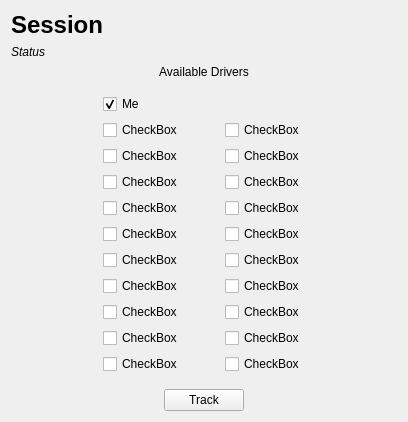
Alex-Rose/PXG_Telemetry_fork, file TrackingWidget.ui: the form before one commit.
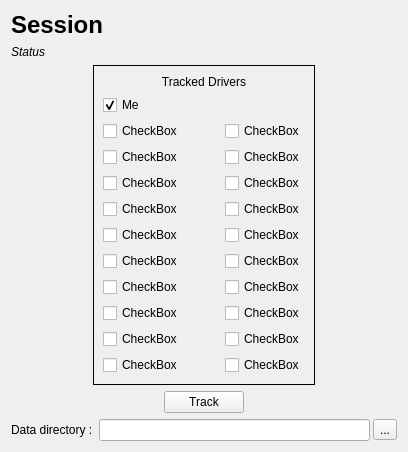
The form after the commit.

Commit message: Data directory management

The edit to the form file:
```diff
--- a/TrackingWidget.ui
+++ b/TrackingWidget.ui
@@ -14,61 +14,88 @@
    <string>Form</string>
   </property>
   <layout class="QGridLayout" name="gridLayout">
-   <item row="3" column="1">
-    <widget class="QWidget" name="widget" native="true">
+   <item row="8" column="0" colspan="3">
+    <layout class="QHBoxLayout" name="horizontalLayout_2">
+     <property name="spacing">
+      <number>3</number>
+     </property>
+     <item>
+      <widget class="QLabel" name="label">
+       <property name="text">
+        <string>Data directory : </string>
+       </property>
+      </widget>
+     </item>
+     <item>
+      <widget class="QLineEdit" name="leDataDir">
+       <property name="readOnly">
+        <bool>true</bool>
+       </property>
+      </widget>
+     </item>
+     <item>
+      <widget class="QToolButton" name="btnBrowse">
+       <property name="text">
+        <string>...</string>
+       </property>
+      </widget>
+     </item>
+    </layout>
+   </item>
+   <item row="5" column="1">
+    <widget class="QFrame" name="driverWidget">
      <property name="sizePolicy">
       <sizepolicy hsizetype="Preferred" vsizetype="Expanding">
        <horstretch>0</horstretch>
        <verstretch>0</verstretch>
       </sizepolicy>
      </property>
+     <property name="frameShape">
+      <enum>QFrame::Panel</enum>
+     </property>
+     <property name="frameShadow">
+      <enum>QFrame::Plain</enum>
+     </property>
      <layout class="QGridLayout" name="gridLayout_2">
       <property name="horizontalSpacing">
        <number>42</number>
       </property>
-      <item row="5" column="1">
-       <widget class="QCheckBox" name="driver15">
-        <property name="text">
-         <string>CheckBox</string>
-        </property>
-       </widget>
-      </item>
       <item row="10" column="1">
-       <widget class="QCheckBox" name="driver20">
-        <property name="text">
-         <string>CheckBox</string>
-        </property>
-       </widget>
-      </item>
-      <item row="8" column="1">
-       <widget class="QCheckBox" name="driver18">
+       <widget class="QCheckBox" name="driver19">
         <property name="text">
          <string>CheckBox</string>
         </property>
        </widget>
       </item>
       <item row="6" column="1">
-       <widget class="QCheckBox" name="driver16">
+       <widget class="QCheckBox" name="driver15">
         <property name="text">
          <string>CheckBox</string>
         </property>
        </widget>
       </item>
-      <item row="4" column="1">
-       <widget class="QCheckBox" name="driver14">
+      <item row="2" column="1">
+       <widget class="QCheckBox" name="driver11">
         <property name="text">
          <string>CheckBox</string>
         </property>
        </widget>
       </item>
-      <item row="7" column="1">
+      <item row="8" column="1">
        <widget class="QCheckBox" name="driver17">
         <property name="text">
          <string>CheckBox</string>
         </property>
        </widget>
       </item>
-      <item row="0" column="0">
+      <item row="9" column="1">
+       <widget class="QCheckBox" name="driver18">
+        <property name="text">
+         <string>CheckBox</string>
+        </property>
+       </widget>
+      </item>
+      <item row="1" column="0">
        <widget class="QCheckBox" name="player">
         <property name="text">
          <string>Me</string>
@@ -78,130 +105,174 @@
         </property>
        </widget>
       </item>
-      <item row="9" column="1">
-       <widget class="QCheckBox" name="driver19">
-        <property name="text">
-         <string>CheckBox</string>
-        </property>
-       </widget>
-      </item>
-      <item row="2" column="1">
-       <widget class="QCheckBox" name="driver12">
-        <property name="text">
-         <string>CheckBox</string>
-        </property>
-       </widget>
-      </item>
-      <item row="1" column="1">
-       <widget class="QCheckBox" name="driver11">
+      <item row="11" column="1">
+       <widget class="QCheckBox" name="driver20">
         <property name="text">
          <string>CheckBox</string>
         </property>
        </widget>
       </item>
       <item row="2" column="0">
-       <widget class="QCheckBox" name="driver2">
-        <property name="text">
-         <string>CheckBox</string>
-        </property>
-       </widget>
-      </item>
-      <item row="1" column="0">
        <widget class="QCheckBox" name="driver1">
         <property name="text">
          <string>CheckBox</string>
         </property>
        </widget>
       </item>
-      <item row="6" column="0">
-       <widget class="QCheckBox" name="driver6">
-        <property name="text">
-         <string>CheckBox</string>
-        </property>
-       </widget>
-      </item>
       <item row="7" column="0">
-       <widget class="QCheckBox" name="driver7">
+       <widget class="QCheckBox" name="driver6">
         <property name="text">
          <string>CheckBox</string>
         </property>
        </widget>
       </item>
-      <item row="4" column="0">
-       <widget class="QCheckBox" name="driver4">
+      <item row="3" column="1">
+       <widget class="QCheckBox" name="driver12">
         <property name="text">
          <string>CheckBox</string>
         </property>
        </widget>
       </item>
       <item row="8" column="0">
-       <widget class="QCheckBox" name="driver8">
+       <widget class="QCheckBox" name="driver7">
         <property name="text">
          <string>CheckBox</string>
         </property>
        </widget>
       </item>
-      <item row="5" column="0">
-       <widget class="QCheckBox" name="driver5">
+      <item row="7" column="1">
+       <widget class="QCheckBox" name="driver16">
+        <property name="text">
+         <string>CheckBox</string>
+        </property>
+       </widget>
+      </item>
+      <item row="5" column="1">
+       <widget class="QCheckBox" name="driver14">
         <property name="text">
          <string>CheckBox</string>
         </property>
        </widget>
       </item>
       <item row="3" column="0">
-       <widget class="QCheckBox" name="driver3">
+       <widget class="QCheckBox" name="driver2">
         <property name="text">
          <string>CheckBox</string>
         </property>
        </widget>
       </item>
-      <item row="9" column="0">
-       <widget class="QCheckBox" name="driver9">
-        <property name="text">
-         <string>CheckBox</string>
-        </property>
-       </widget>
-      </item>
-      <item row="10" column="0">
+      <item row="11" column="0">
        <widget class="QCheckBox" name="driver10">
         <property name="text">
          <string>CheckBox</string>
         </property>
        </widget>
       </item>
-      <item row="3" column="1">
+      <item row="10" column="0">
+       <widget class="QCheckBox" name="driver9">
+        <property name="text">
+         <string>CheckBox</string>
+        </property>
+       </widget>
+      </item>
+      <item row="5" column="0">
+       <widget class="QCheckBox" name="driver4">
+        <property name="text">
+         <string>CheckBox</string>
+        </property>
+       </widget>
+      </item>
+      <item row="4" column="0">
+       <widget class="QCheckBox" name="driver3">
+        <property name="text">
+         <string>CheckBox</string>
+        </property>
+       </widget>
+      </item>
+      <item row="4" column="1">
        <widget class="QCheckBox" name="driver13">
         <property name="text">
          <string>CheckBox</string>
         </property>
        </widget>
       </item>
+      <item row="9" column="0">
+       <widget class="QCheckBox" name="driver8">
+        <property name="text">
+         <string>CheckBox</string>
+        </property>
+       </widget>
+      </item>
+      <item row="6" column="0">
+       <widget class="QCheckBox" name="driver5">
+        <property name="text">
+         <string>CheckBox</string>
+        </property>
+       </widget>
+      </item>
+      <item row="0" column="0" colspan="2">
+       <widget class="QLabel" name="label_2">
+        <property name="text">
+         <string>Tracked Drivers</string>
+        </property>
+        <property name="alignment">
+         <set>Qt::AlignCenter</set>
+        </property>
+       </widget>
+      </item>
      </layout>
     </widget>
    </item>
-   <item row="3" column="0">
+   <item row="6" column="1">
+    <layout class="QHBoxLayout" name="horizontalLayout">
+     <item>
+      <spacer name="horizontalSpacer_3">
+       <property name="orientation">
+        <enum>Qt::Horizontal</enum>
+       </property>
+       <property name="sizeHint" stdset="0">
+        <size>
+         <width>40</width>
+         <height>20</height>
+        </size>
+       </property>
+      </spacer>
+     </item>
+     <item>
+      <widget class="QPushButton" name="btnTrack">
+       <property name="text">
+        <string>Track</string>
+       </property>
+      </widget>
+     </item>
+     <item>
+      <spacer name="horizontalSpacer_4">
+       <property name="orientation">
+        <enum>Qt::Horizontal</enum>
+       </property>
+       <property name="sizeHint" stdset="0">
+        <size>
+         <width>40</width>
+         <height>20</height>
+        </size>
+       </property>
+      </spacer>
+     </item>
+    </layout>
+   </item>
+   <item row="5" column="0">
     <spacer name="horizontalSpacer">
      <property name="orientation">
       <enum>Qt::Horizontal</enum>
      </property>
      <property name="sizeHint" stdset="0">
       <size>
-       <width>70</width>
+       <width>69</width>
        <height>20</height>
       </size>
      </property>
     </spacer>
    </item>
-   <item row="2" column="1">
-    <widget class="QLabel" name="label_2">
-     <property name="text">
-      <string>Available Drivers</string>
-     </property>
-     <property name="alignment">
-      <set>Qt::AlignCenter</set>
-     </property>
-    </widget>
-   </item>
    <item row="0" column="0" colspan="3">
     <widget class="QLabel" name="lblSession">
      <property name="font">
@@ -216,14 +287,14 @@
      </property>
     </widget>
    </item>
-   <item row="3" column="2">
+   <item row="5" column="2">
     <spacer name="horizontalSpacer_2">
      <property name="orientation">
       <enum>Qt::Horizontal</enum>
      </property>
      <property name="sizeHint" stdset="0">
       <size>
-       <width>70</width>
+       <width>69</width>
        <height>20</height>
       </size>
      </property>
@@ -241,42 +312,18 @@
      </property>
     </widget>
    </item>
-   <item row="4" column="1">
-    <layout class="QHBoxLayout" name="horizontalLayout">
-     <item>
-      <spacer name="horizontalSpacer_3">
-       <property name="orientation">
-        <enum>Qt::Horizontal</enum>
-       </property>
-       <property name="sizeHint" stdset="0">
-        <size>
-         <width>40</width>
-         <height>20</height>
-        </size>
-       </property>
-      </spacer>
-     </item>
-     <item>
-      <widget class="QPushButton" name="btnTrack">
-       <property name="text">
-        <string>Track</string>
-       </property>
-      </widget>
-     </item>
-     <item>
-      <spacer name="horizontalSpacer_4">
-       <property name="orientation">
-        <enum>Qt::Horizontal</enum>
-       </property>
-       <property name="sizeHint" stdset="0">
-        <size>
-         <width>40</width>
-         <height>20</height>
-        </size>
-       </property>
-      </spacer>
-     </item>
-    </layout>
+   <item row="7" column="1">
+    <spacer name="verticalSpacer">
+     <property name="orientation">
+      <enum>Qt::Vertical</enum>
+     </property>
+     <property name="sizeHint" stdset="0">
+      <size>
+       <width>20</width>
+       <height>40</height>
+      </size>
+     </property>
+    </spacer>
    </item>
   </layout>
  </widget>
```
The commit also changes 7 other files.
